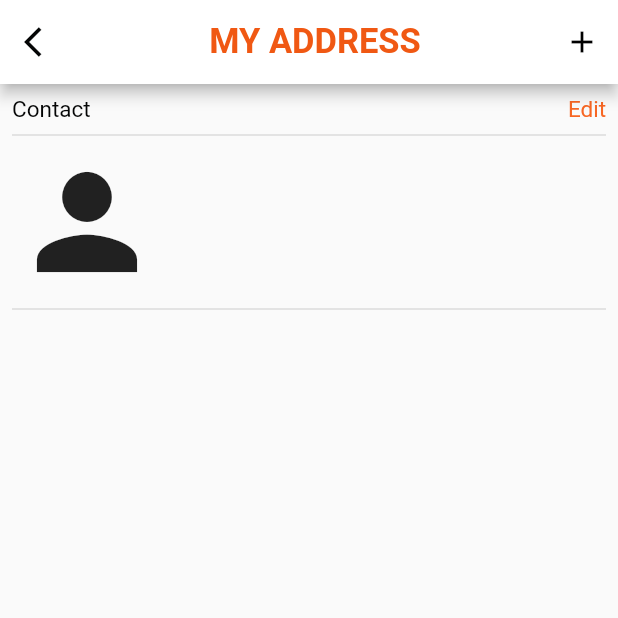
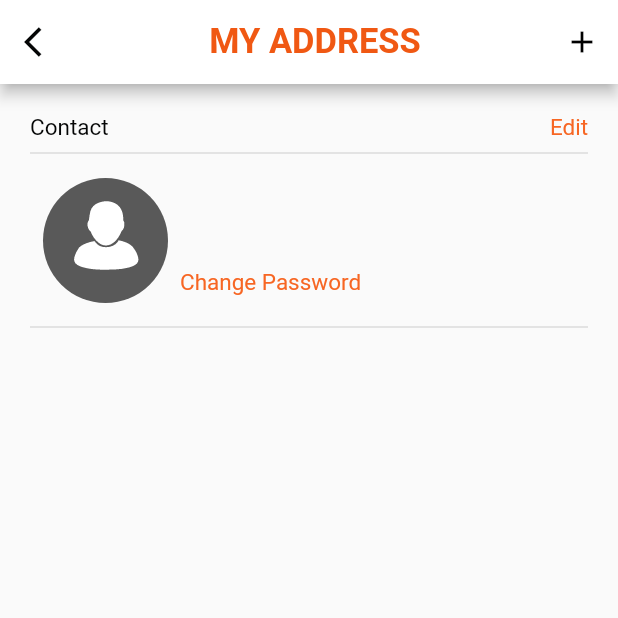
Before and after one commit to shijinkv98/zaincart_app, a Flutter app: the MyAddressScreen screen opened directly, on a phone screen of 412 x 824 dp, the top half of it. Run offline on Flutter 3.47's test engine with Material 2 defaults, Android fonts, the light colour scheme and no system bars; our stand-ins replace carousel_pro, connectivity, dio, flutter_rating_bar, fluttertoast, image_picker and 2 more; accounts and stored records are empty; network calls fail; Roboto replaces fonts that are missing (Segoe); statements that could not run were skipped.

Commit message:
bug fixes

```diff
--- a/lib/models/address.dart
+++ b/lib/models/address.dart
@@ -1,5 +1,5 @@
 class Address {
-    String addressId;
+  String addressId;
   String customerId;
   String firstname;
   String lastname;
@@ -8,6 +8,7 @@ class Address {
   String state;
   String telephone;
   String countryId;
+  String countryid;
   String street;
   int defaultbilling;
   int defaultshipping;
@@ -15,7 +16,8 @@ class Address {
   String customertoken;
 
   Address(
-      {this.addressId,this.customerId,
+      {this.addressId,
+      this.customerId,
       this.firstname,
       this.lastname,
       this.postcode,
@@ -23,6 +25,7 @@ class Address {
       this.state,
       this.telephone,
       this.countryId,
+      this.countryid,
       this.street,
       this.defaultbilling,
       this.defaultshipping,
@@ -38,7 +41,8 @@ class Address {
     city = json['city'];
     state = json['state'];
     telephone = json['telephone'];
-    countryId = json['countryid'];
+    countryId = json['countryId'];
+    countryid = json['countryid'];
     street = json['street'];
     defaultbilling = json['defaultbilling'];
     defaultshipping = json['defaultshipping'];
@@ -56,7 +60,8 @@ class Address {
     data['city'] = this.city;
     data['state'] = this.state;
     data['telephone'] = this.telephone;
-    data['countryid'] = this.countryId;
+    data['countryId'] = this.countryId;
+    data['countryid'] = this.countryid;
     data['street'] = this.street;
     data['defaultbilling'] = this.defaultbilling;
     data['defaultshipping'] = this.defaultshipping;
--- a/lib/screen/home_controller.dart
+++ b/lib/screen/home_controller.dart
@@ -32,6 +32,7 @@ class _HomeControllerState extends State<HomeController> {
             icon: new Icon(
               Icons.home_outlined,
               color: Constants.zc_orange,
+              size: 35.0,
             ),
             label: "",
           ),
@@ -39,12 +40,14 @@ class _HomeControllerState extends State<HomeController> {
               icon: new Icon(
                 Icons.favorite_outline,
                 color: Constants.zc_orange,
+                size: 35.0,
               ),
               label: ""),
           BottomNavigationBarItem(
               icon: Icon(
                 Icons.shopping_cart_outlined,
                 color: Constants.zc_orange,
+                size: 35.0,
               ),
               label: "")
         ],
--- a/lib/screen/my_address_screen.dart
+++ b/lib/screen/my_address_screen.dart
@@ -67,7 +67,7 @@ class _MyAddressScreenState extends State<MyAddressScreen> {
         ],
       ),
       body: Padding(
-        padding: const EdgeInsets.all(8.0),
+        padding: const EdgeInsets.all(20.0),
         child: Column(
           children: [
             Row(
@@ -87,10 +87,7 @@ class _MyAddressScreenState extends State<MyAddressScreen> {
             ),
             Row(
               children: [
-                Icon(
-                  Icons.person,
-                  size: 100.0,
-                ),
+                Image.asset(Constants.ic_account,height: 100.0,),
                 Column(
                   crossAxisAlignment: CrossAxisAlignment.start,
                   children: [
@@ -103,6 +100,11 @@ class _MyAddressScreenState extends State<MyAddressScreen> {
                     ZCText(
                       text: phone,
                     ),
+                    SizedBox(height: 5.0,),
+                    InkWell(onTap: () {}, child: ZCText(
+                                text: "Change Password",
+                                color: Constants.zc_orange,
+                              )),
                   ],
                 )
               ],
--- a/pubspec.yaml
+++ b/pubspec.yaml
@@ -52,6 +52,7 @@ flutter:
     - assets/ic_wishlist.png
     - assets/ic_account.png
 
+
   # fonts:
   #   - family: Schyler
   #     fonts:
```
Also changed, not shown: lib/screen/add_address_screen.dart (+7 -4 lines), lib/screen/menu/about_us_screen.dart (added, +30 -0 lines), lib/widgets/zc_mycart_item.dart (+6 -6 lines).
